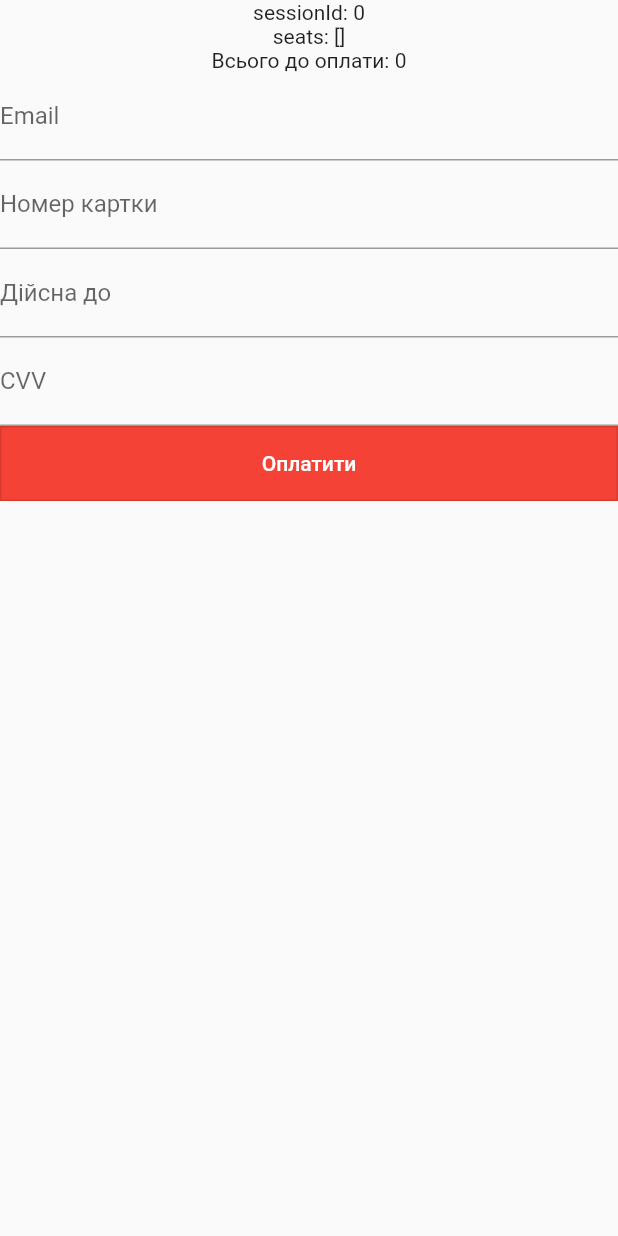
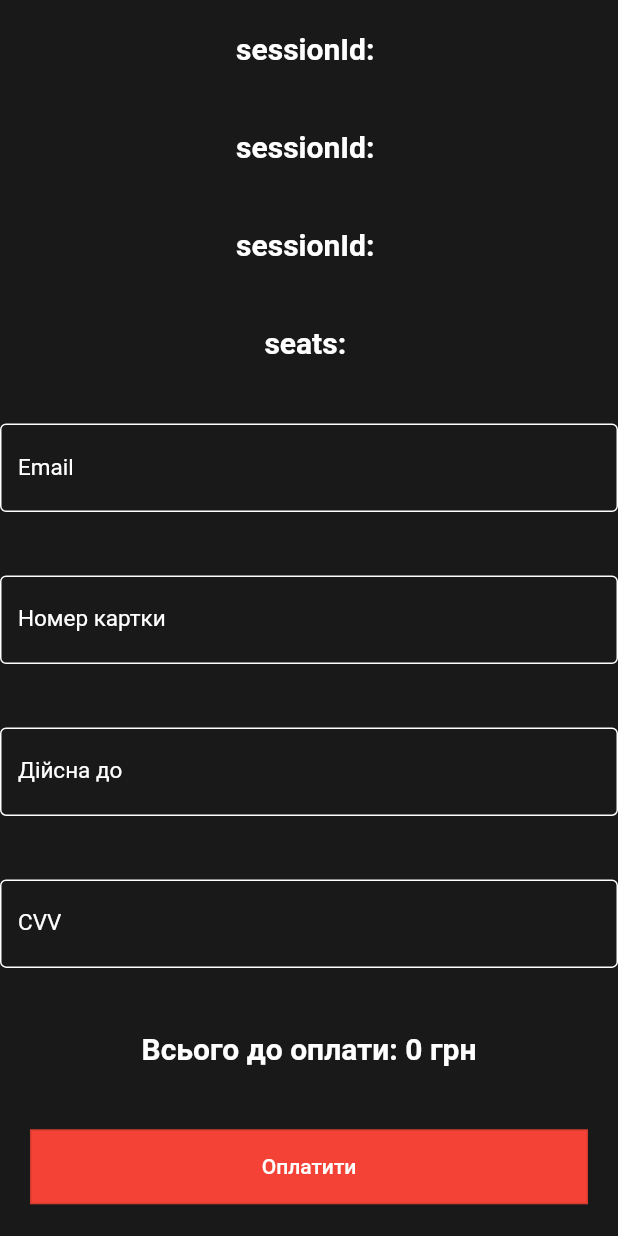
Before and after one commit to YaroslavaShyt/CineMe---cinema-tickets-app, a Flutter app: the BuyTicketPage screen opened directly with empty values, on a phone screen of 412 x 824 dp. Run offline on Flutter 3.47's test engine with Material 2 defaults, Android fonts, the light colour scheme and no system bars; our stand-ins replace beamer, bloc, carousel_slider, dartz, device_info_plus, equatable and 4 more; accounts and stored records are empty; Roboto replaces fonts that are missing (NotoSansDisplay); project files that could hold a hidden picture were left out.

Commit message:
- choose seats design

```diff
--- a/lib/core/constants/colors.dart
+++ b/lib/core/constants/colors.dart
@@ -3,5 +3,7 @@ import 'package:flutter/material.dart';
 const Color black = Colors.black;
 const Color lightBlack = Color.fromRGBO(25, 25, 25, 1);
 const Color white = Colors.white;
-const Color green = Colors.green;
+const Color green = Color.fromRGBO(109, 168, 77, 1);
+const Color lightBlue = Color.fromRGBO(3, 201, 188, 1);
+const Color lightYellow = Color.fromRGBO(255, 172, 102, 1);
 const Color red = Colors.red;
--- a/lib/core/constants/font_styling.dart
+++ b/lib/core/constants/font_styling.dart
@@ -46,3 +46,10 @@ const notoSansDisplayBoldLarge = TextStyle(
   fontSize: 30,
   color: white
 );
+
+const notoSansDisplayBoldSmall = TextStyle(
+    fontFamily: 'NotoSansDisplay',
+    fontWeight: FontWeight.w600,
+    fontSize: 20,
+    color: white
+);
--- a/lib/features/films/presentation/pages/buy_ticket/buy_ticket_page.dart
+++ b/lib/features/films/presentation/pages/buy_ticket/buy_ticket_page.dart
@@ -1,12 +1,18 @@
 import 'package:beamer/beamer.dart';
 import 'package:cine_me/core/constants/colors.dart';
+import 'package:cine_me/core/constants/font_styling.dart';
 import 'package:cine_me/core/getit/get_it.dart';
 import 'package:cine_me/features/films/presentation/bloc/buy_ticket/buy_ticket_bloc.dart';
+import 'package:cine_me/features/films/presentation/widgets/text_field_widget.dart';
 import 'package:cine_me/features/films/presentation/widgets/transparent_button.dart';
 import 'package:flutter/material.dart';
 import 'package:flutter_bloc/flutter_bloc.dart';
 
 class BuyTicketPage extends StatefulWidget {
+  final String filmName;
+  final String date;
+  final String cinemaName;
+  final String type;
   final int totalToPay;
   final String detailsPath;
   final int sessionId;
@@ -14,6 +20,10 @@ class BuyTicketPage extends StatefulWidget {
 
   const BuyTicketPage(
       {Key? key,
+        required this.filmName,
+        required this.type,
+        required this.date,
+        required this.cinemaName,
       required this.totalToPay,
       required this.detailsPath,
       required this.sessionId,
@@ -39,11 +49,10 @@ class _BuyTicketPageState extends State<BuyTicketPage> {
 
   @override
   Widget build(BuildContext context) {
-    print(
-        'in page: ${widget.sessionId} ${widget.seats} ${widget.totalToPay} ${widget.detailsPath}');
     return MultiBlocProvider(
         providers: [BlocProvider(create: (context) => buyTicketBloc)],
         child: Scaffold(
+          backgroundColor: lightBlack,
           body: BlocConsumer<BuyTicketBloc, BuyTicketState>(
               listener: (context, state) {},
               builder: (context, state) {
@@ -60,36 +69,46 @@ class _BuyTicketPageState extends State<BuyTicketPage> {
                               TextButton(
                                   child: const Text("У кабінет"),
                                   onPressed: () {
-                                    Beamer.of(context)
-                                        .beamToNamed('/account');
+                                    Beamer.of(context).beamToNamed('/account');
                                   })
                             ]);
                       });
                 }
                 return SafeArea(
-                    child: Column(children: [
-                  Text('sessionId: ${widget.sessionId}'),
-                  Text('seats: ${widget.seats}'),
-                  Text('Всього до оплати: ${widget.totalToPay}'),
-                  TextFormField(
-                    decoration: const InputDecoration(
-                        labelText: 'Email', fillColor: white),
-                    controller: _emailController,
+                    child: Column(
+                        mainAxisAlignment: MainAxisAlignment.spaceAround,
+                        children: [
+                      Text(
+                        'sessionId: ${widget.filmName}',
+                        style: notoSansDisplayBoldSmall,
                       ),
-                  TextFormField(
-                    decoration:
-                        const InputDecoration(labelText: 'Номер картки'),
+                          Text(
+                            'sessionId: ${widget.type}',
+                            style: notoSansDisplayBoldSmall,
+                          ),
+                          Text(
+                            'sessionId: ${widget.date}',
+                            style: notoSansDisplayBoldSmall,
+                          ),
+                      Text(
+                        'seats: ${widget.cinemaName}',
+                        style: notoSansDisplayBoldSmall,
+                      ),
+                      CustomTextField(
+                          controller: _emailController, title: 'Email'),
+                      CustomTextField(
                           controller: _cardNumberController,
+                          title: 'Номер картки'),
+                      CustomTextField(
+                          controller: _expirationDate, title: 'Дійсна до'),
+                      CustomTextField(controller: _cvvController, title: 'CVV'),
+                      Text(
+                        'Всього до оплати: ${widget.totalToPay} грн',
+                        style: notoSansDisplayBoldSmall,
                       ),
-                  TextFormField(
-                    decoration: const InputDecoration(labelText: 'Дійсна до'),
-                    controller: _expirationDate,
-                  ),
-                  TextFormField(
-                    decoration: const InputDecoration(labelText: 'CVV'),
-                    controller: _cvvController,
-                  ),
-                  CustomButton(
+                      Padding(
+                          padding: const EdgeInsets.only(left: 20, right: 20),
+                          child: CustomButton(
                               text: 'Оплатити',
                               onPressed: () {
                                 buyTicketBloc.add(BuyTicketInitiateEvent(
@@ -99,7 +118,7 @@ class _BuyTicketPageState extends State<BuyTicketPage> {
                                     cardNumber: _cardNumberController.text,
                                     expireDate: _expirationDate.text,
                                     cvv: _cvvController.text));
-                      }),
+                              })),
                     ]));
               }),
         ));
--- a/lib/features/films/presentation/pages/film_session/sessions_page.dart
+++ b/lib/features/films/presentation/pages/film_session/sessions_page.dart
@@ -9,9 +9,10 @@ import 'package:cine_me/core/constants/font_styling.dart';
 
 
 class SessionsPage extends StatefulWidget {
+  final String filmName;
   final String filmId;
   final String detailsPath;
-  const SessionsPage({Key? key, required this.filmId, required this.detailsPath}) : super(key: key);
+  const SessionsPage({Key? key, required this.filmId, required this.detailsPath, required this.filmName}) : super(key: key);
 
   @override
   State<SessionsPage> createState() => _SessionsPageState();
@@ -92,7 +93,7 @@ class _SessionsPageState extends State<SessionsPage> {
                                         if (sessions[j].date == filteredDates[i])
                                           OutlinedButton(
                                             onPressed: () {
-                                              Beamer.of(context).beamToNamed('${widget.detailsPath}?sessionId=${sessions[j].id}');
+                                              Beamer.of(context).beamToNamed('${widget.detailsPath}?sessionId=${sessions[j].id}&filmName=${widget.filmName}');
                                             },
                                             style: OutlinedButton.styleFrom(
                                               backgroundColor: red,),
@@ -117,7 +118,7 @@ class _SessionsPageState extends State<SessionsPage> {
                                   if (sessions[j].date == filteredDates[i])
                                     OutlinedButton(
                                       onPressed: () {
-                                        Beamer.of(context).beamToNamed('${widget.detailsPath}?sessionId=${sessions[j].id}');
+                                        Beamer.of(context).beamToNamed('${widget.detailsPath}?sessionId=${sessions[j].id}&filmName=${widget.filmName}');
                                       },
                                       style: OutlinedButton.styleFrom(
                                         backgroundColor: red,),
--- a/lib/features/films/presentation/pages/films/film_details_page.dart
+++ b/lib/features/films/presentation/pages/films/film_details_page.dart
@@ -59,7 +59,7 @@ class _FilmDetailsState extends State<FilmDetails> {
                     if (films.isEmpty) {
                       return const ErrorPage();
                     }
-                    videoUrl = YoutubePlayer.convertUrlToId(films[0].trailer)!;
+                  //  videoUrl = YoutubePlayer.convertUrlToId(films[0].trailer)!;
                     return FilmDetailsWidget(
                       films: films,
                       detailsPath: widget.detailsPath,
--- a/lib/features/films/presentation/pages/nested_nav_locations/home_location.dart
+++ b/lib/features/films/presentation/pages/nested_nav_locations/home_location.dart
@@ -39,6 +39,7 @@ class HomeLocation extends BeamLocation<BeamState> {
               key: const ValueKey('home/details/sessions'),
               child: SessionsPage(
                   filmId: state.queryParameters['filmId'] ?? '',
+                  filmName: state.queryParameters['filmName'] ?? '',
                   detailsPath: '/home/details/sessions/session'))
         else if (state.uri.pathSegments.length == 4 &&
             state.uri.pathSegments[0] == 'home' &&
@@ -48,6 +49,7 @@ class HomeLocation extends BeamLocation<BeamState> {
           BeamPage(
               key: const ValueKey('home/details/sessions/session'),
               child: SessionDetails(
+                  filmName: state.queryParameters['filmName'] ?? '',
                 detailsPath: '/home/details/sessions/session/buyticket',
                   sessionId:
                       state.queryParameters['sessionId']?.toString() ?? ''))
@@ -60,6 +62,10 @@ class HomeLocation extends BeamLocation<BeamState> {
           BeamPage(
             key: const ValueKey('home/details/sessions/session/buyticket'),
             child: BuyTicketPage(
+              cinemaName: state.queryParameters['cinemaName'] ?? '',
+              filmName: state.queryParameters['filmName'] ?? '',
+              date: state.queryParameters['date'] ?? '',
+              type: state.queryParameters['type'] ?? '',
               totalToPay: int.parse(state.queryParameters['totalToPay']!),
               detailsPath: 'home/details/sessions/session/buyticket',
               sessionId: int.parse(state.queryParameters['sessionId']!),
--- /dev/null
+++ b/lib/features/films/presentation/widgets/text_field_widget.dart
@@ -0,0 +1,23 @@
+import 'package:flutter/material.dart';
+import 'package:cine_me/core/constants/colors.dart';
+import 'package:cine_me/core/constants/font_styling.dart';
+
+class CustomTextField extends StatelessWidget {
+  final String title;
+  final TextEditingController controller;
+
+  const CustomTextField({Key? key, required this.controller, required this.title}) : super(key: key);
+
+  @override
+  Widget build(BuildContext context) {
+    return TextFormField(
+      decoration: InputDecoration(
+          labelText: title,
+          labelStyle: notoSansDisplayRegularTiny,
+          enabledBorder: const OutlineInputBorder(
+              borderSide: BorderSide(color:white))
+      ),
+      controller: controller,
+    );
+  }
+}
```
Also changed, not shown: lib/features/films/presentation/pages/film_session/session_details_page.dart (+45 -33 lines), lib/features/films/presentation/widgets/dialog.dart (+12 -6 lines), lib/features/films/presentation/widgets/film_details_widget.dart (+47 -27 lines), lib/features/films/presentation/widgets/screen_painter.dart (added, +27 -0 lines), lib/features/films/presentation/widgets/seats.dart (+71 -24 lines), lib/features/films/presentation/widgets/session_details_widgets.dart (added, +71 -0 lines). Lines whose indentation alone changed are shown as unchanged.
